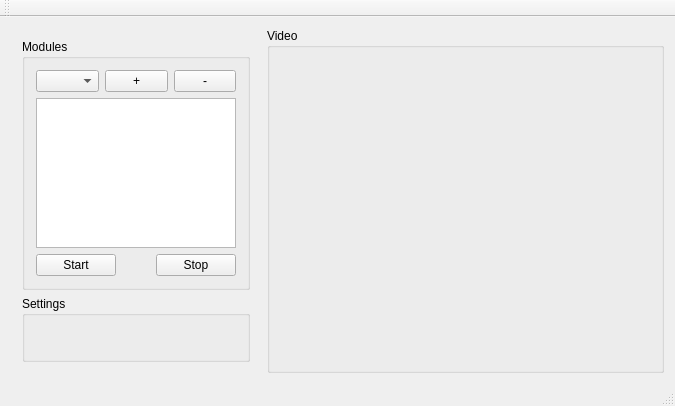
This is mainwindow.ui in mcharmas/TouchTracer as Qt 5 draws it before an edit. The edited form follows.
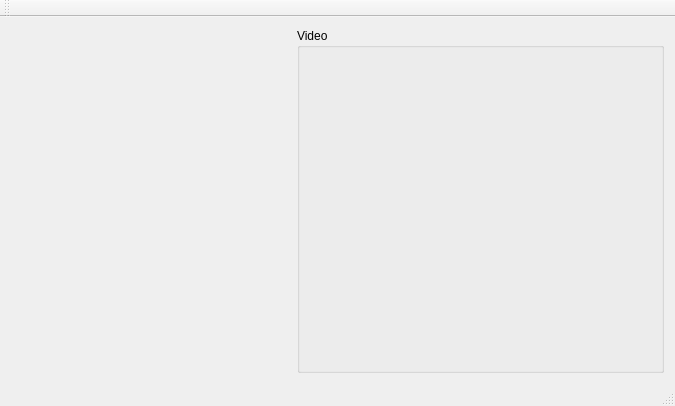
This is the edited form. Custom widgets are drawn as their Qt base class.

Patch:
```diff
--- a/mainwindow.ui
+++ b/mainwindow.ui
@@ -16,123 +16,19 @@
   <widget class="QWidget" name="centralWidget">
    <layout class="QHBoxLayout" name="horizontalLayout_3">
     <item>
-     <widget class="QWidget" name="widget" native="true">
-      <property name="maximumSize">
+     <widget class="QWidget" name="managerWidget" native="true">
+      <property name="sizePolicy">
+       <sizepolicy hsizetype="Fixed" vsizetype="Preferred">
+        <horstretch>0</horstretch>
+        <verstretch>0</verstretch>
+       </sizepolicy>
+      </property>
+      <property name="minimumSize">
        <size>
-        <width>250</width>
-        <height>16777215</height>
+        <width>280</width>
+        <height>0</height>
        </size>
       </property>
-      <layout class="QVBoxLayout" name="verticalLayout_2">
-       <item>
-        <widget class="QGroupBox" name="groupBox">
-         <property name="sizePolicy">
-          <sizepolicy hsizetype="Preferred" vsizetype="Preferred">
-           <horstretch>0</horstretch>
-           <verstretch>0</verstretch>
-          </sizepolicy>
-         </property>
-         <property name="title">
-          <string>Modules</string>
-         </property>
-         <layout class="QVBoxLayout" name="verticalLayout">
-          <item>
-           <layout class="QHBoxLayout" name="horizontalLayout">
-            <item>
-             <widget class="QComboBox" name="modulesBox"/>
-            </item>
-            <item>
-             <widget class="QPushButton" name="addModuleButton">
-              <property name="sizePolicy">
-               <sizepolicy hsizetype="Maximum" vsizetype="Fixed">
-                <horstretch>0</horstretch>
-                <verstretch>0</verstretch>
-               </sizepolicy>
-              </property>
-              <property name="text">
-               <string>+</string>
-              </property>
-             </widget>
-            </item>
-            <item>
-             <widget class="QPushButton" name="removeModuleButton">
-              <property name="sizePolicy">
-               <sizepolicy hsizetype="Maximum" vsizetype="Fixed">
-                <horstretch>0</horstretch>
-                <verstretch>0</verstretch>
-               </sizepolicy>
-              </property>
-              <property name="text">
-               <string>-</string>
-              </property>
-             </widget>
-            </item>
-           </layout>
-          </item>
-          <item>
-           <widget class="QListView" name="modulesList">
-            <property name="sizePolicy">
-             <sizepolicy hsizetype="Minimum" vsizetype="Preferred">
-              <horstretch>0</horstretch>
-              <verstretch>0</verstretch>
-             </sizepolicy>
-            </property>
-            <property name="maximumSize">
-             <size>
-              <width>16777215</width>
-              <height>150</height>
-             </size>
-            </property>
-           </widget>
-          </item>
-          <item>
-           <layout class="QHBoxLayout" name="horizontalLayout_2">
-            <item>
-             <widget class="QPushButton" name="startButton">
-              <property name="text">
-               <string>Start</string>
-              </property>
-             </widget>
-            </item>
-            <item>
-             <spacer name="horizontalSpacer">
-              <property name="orientation">
-               <enum>Qt::Horizontal</enum>
-              </property>
-              <property name="sizeHint" stdset="0">
-               <size>
-                <width>40</width>
-                <height>20</height>
-               </size>
-              </property>
-             </spacer>
-            </item>
-            <item>
-             <widget class="QPushButton" name="stopButton">
-              <property name="text">
-               <string>Stop</string>
-              </property>
-             </widget>
-            </item>
-           </layout>
-          </item>
-         </layout>
-        </widget>
-       </item>
-       <item>
-        <widget class="QGroupBox" name="settingsBox">
-         <property name="sizePolicy">
-          <sizepolicy hsizetype="Preferred" vsizetype="Preferred">
-           <horstretch>0</horstretch>
-           <verstretch>0</verstretch>
-          </sizepolicy>
-         </property>
-         <property name="title">
-          <string>Settings</string>
-         </property>
-        </widget>
-       </item>
-      </layout>
      </widget>
     </item>
     <item>
@@ -176,6 +72,14 @@
   <widget class="QStatusBar" name="statusBar"/>
  </widget>
  <layoutdefault spacing="6" margin="11"/>
+ <customwidgets>
+  <customwidget>
+   <class>VideoGallery</class>
+   <extends>QWidget</extends>
+   <header>videogallery.h</header>
+   <container>1</container>
+  </customwidget>
+ </customwidgets>
  <resources/>
  <connections/>
 </ui>
```
Left out of the diff: 2 changed lines with no effect on the pictures.
